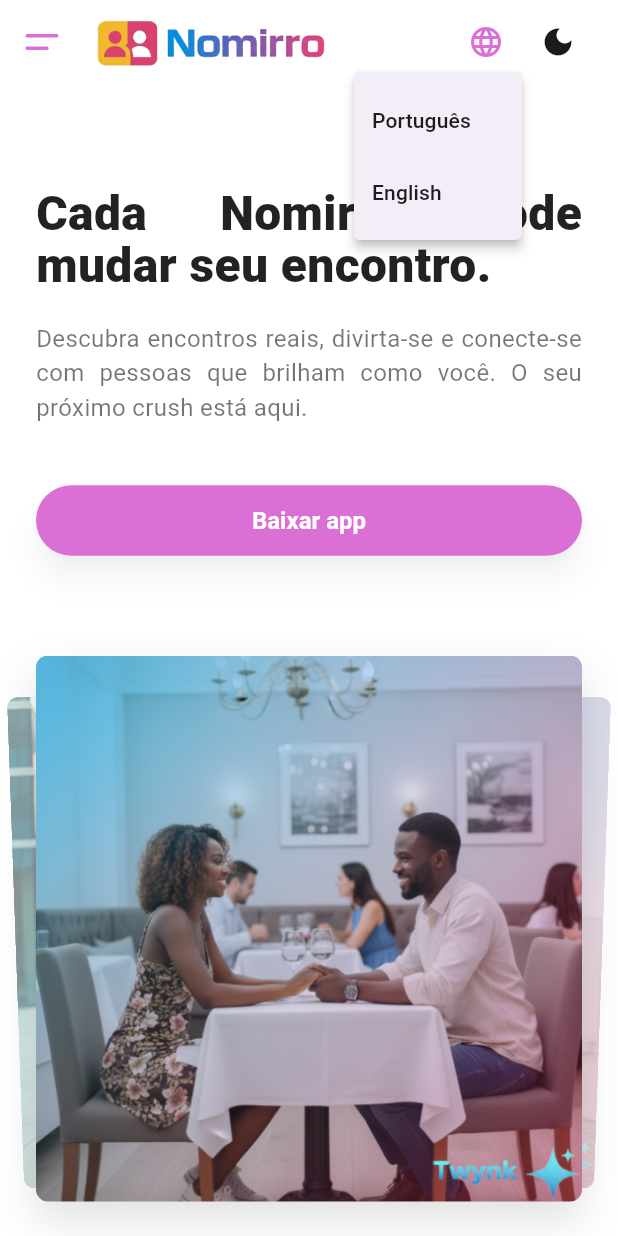
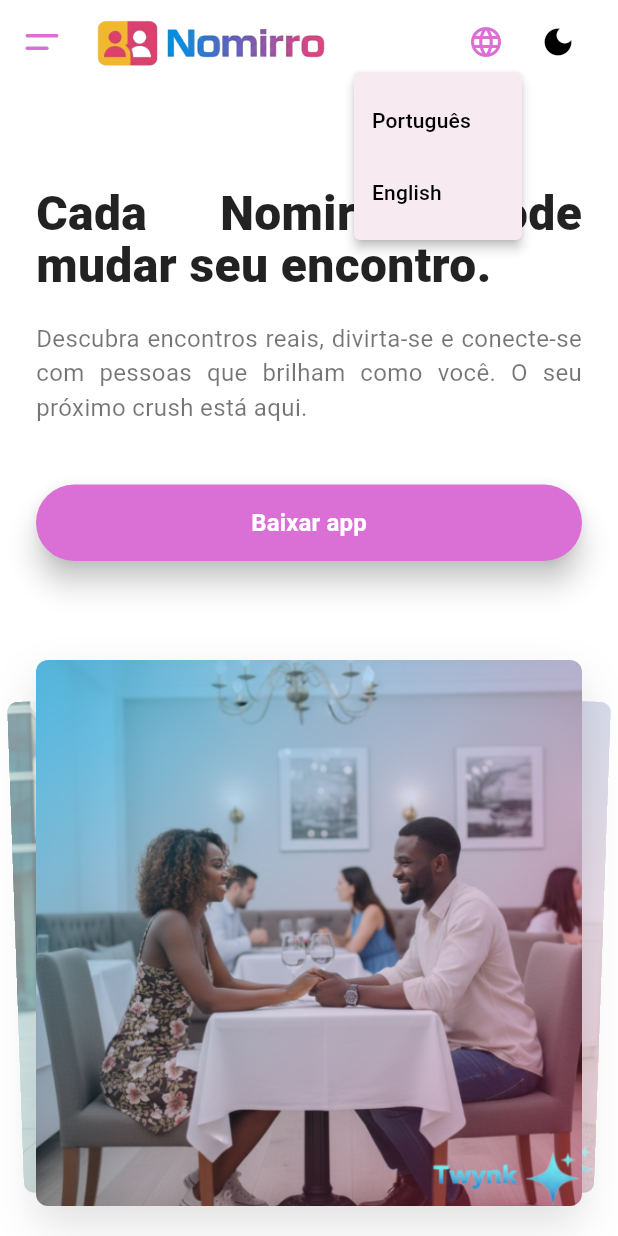
Before and after one commit to vasconcelosmomad/Twynk, a Flutter app: the screen it shows after launch, after a tap on the "language" icon, on a phone screen of 412 x 824 dp. Run offline on Flutter 3.47's test engine with Material 3 defaults, Android fonts, the phone set to English and light mode, and no system bars; our stand-ins replace dio, flex_color_scheme, google_fonts, image_picker, shared_preferences, video_player.

Commit message:
auto: 2 added 6 modified

```diff
--- a/twynk_frontend/lib/pages/welcome.dart
+++ b/twynk_frontend/lib/pages/welcome.dart
@@ -370,6 +370,7 @@ class _NomirroLandingPageState extends State<NomirroLandingPage> {
     final bool isMobile = screenWidth < 600;
 
     final Color headerBg = Theme.of(context).scaffoldBackgroundColor;
+    final ColorScheme colorScheme = Theme.of(context).colorScheme;
     return Theme(
       data: Theme.of(context).copyWith(
         scaffoldBackgroundColor: headerBg,
@@ -382,7 +383,7 @@ class _NomirroLandingPageState extends State<NomirroLandingPage> {
           surfaceTintColor: Colors.transparent,
           elevation: 0,
           titleTextStyle: TextStyle(color: isDark ? Colors.white : Colors.black, fontSize: 20, fontWeight: FontWeight.bold),
-          iconTheme: const IconThemeData(color: NomirroColors.primary),
+          iconTheme: IconThemeData(color: colorScheme.primary),
         ),
       ),
       child: Scaffold(
@@ -454,8 +455,8 @@ class _NomirroLandingPageState extends State<NomirroLandingPage> {
                 }
               },
               mini: isMobile,
-              backgroundColor: NomirroColors.primary,
-              foregroundColor: Colors.white,
+              backgroundColor: Theme.of(context).colorScheme.primary,
+              foregroundColor: Theme.of(context).colorScheme.onPrimary,
               child: const Icon(Icons.arrow_upward),
             ),
           ),
@@ -536,6 +537,7 @@ class _NomirroAppBar extends StatelessWidget {
 
   List<Widget> _buildDesktopNav(BuildContext context) {
     final loc = AppLocalizations.of(context)!;
+    final ColorScheme colorScheme = Theme.of(context).colorScheme;
     return [
       TextButton(
         onPressed: () => scrollToSection(aboutKey),
@@ -586,9 +588,12 @@ class _NomirroAppBar extends StatelessWidget {
         child: ElevatedButton(
           onPressed: () => scrollToSection(downloadKey),
           style: ElevatedButton.styleFrom(
-            backgroundColor: NomirroColors.primary,
-            foregroundColor: Colors.white,
-            shape: RoundedRectangleBorder(borderRadius: BorderRadius.circular(30), side: const BorderSide(color: NomirroColors.primary, width: 1.5)),
+            backgroundColor: colorScheme.primary,
+            foregroundColor: colorScheme.onPrimary,
+            shape: RoundedRectangleBorder(
+              borderRadius: BorderRadius.circular(30),
+              side: BorderSide(color: colorScheme.primary, width: 1.5),
+            ),
             elevation: 4,
           ),
           child: Text(
@@ -627,7 +632,7 @@ class _NomirroAppBar extends StatelessWidget {
     return IconButton(
       icon: Icon(
         isDark ? Icons.light_mode : Icons.dark_mode,
-        color: isDark ? Colors.white : NomirroColors.textDark,
+        color: Theme.of(context).colorScheme.onSurface,
       ),
       onPressed: () => onThemeToggle(!isDark),
       tooltip: isDark ? 'Alternar para Tema Claro' : 'Alternar para Tema Escuro',
@@ -728,6 +733,7 @@ class _NomirroDrawer extends StatelessWidget {
   }
 
   Widget _buildDrawerItem(BuildContext context, String title, GlobalKey? key, {bool isPrimary = false, required IconData icon}) {
+    final ColorScheme colorScheme = Theme.of(context).colorScheme;
     return Padding(
       padding: const EdgeInsets.symmetric(vertical: 1.0),
       child: ListTile(
@@ -736,14 +742,14 @@ class _NomirroDrawer extends StatelessWidget {
         visualDensity: const VisualDensity(horizontal: 0, vertical: -3),
         leading: Icon(
           icon,
-          color: isPrimary ? NomirroColors.primary : (isDark ? Colors.white70 : Colors.black54),
+          color: isPrimary ? colorScheme.primary : (isDark ? Colors.white70 : Colors.black54),
         ),
         title: Text(
           title,
           style: TextStyle(
             fontSize: 16,
             fontWeight: FontWeight.normal,
-            color: isPrimary ? NomirroColors.primary : (isDark ? Colors.white : Colors.black87),
+            color: isPrimary ? colorScheme.primary : (isDark ? Colors.white : Colors.black87),
           ),
         ),
         onTap: () {
@@ -897,6 +903,7 @@ class _HeroSectionState extends State<_HeroSection> with SingleTickerProviderSta
     final bool isMobile = w <= 600;
     final TextAlign titleAlign = isMobile ? TextAlign.justify : textAlign;
     final loc = AppLocalizations.of(context)!;
+    final ColorScheme colorScheme = Theme.of(context).colorScheme;
     final String titleText = loc.heroTitle;
     final String subtitleText = loc.heroSubtitle;
     final String ctaText = loc.heroCta;
@@ -935,8 +942,8 @@ class _HeroSectionState extends State<_HeroSection> with SingleTickerProviderSta
                 child: ElevatedButton(
                   onPressed: () { /* Baixar Agora */ },
                   style: ElevatedButton.styleFrom(
-                    backgroundColor: NomirroColors.primary,
-                    foregroundColor: Colors.white,
+                    backgroundColor: colorScheme.primary,
+                    foregroundColor: colorScheme.onPrimary,
                     padding: const EdgeInsets.symmetric(horizontal: 20, vertical: 14),
                     shape: RoundedRectangleBorder(borderRadius: BorderRadius.circular(30)),
                     elevation: 8,
@@ -959,8 +966,8 @@ class _HeroSectionState extends State<_HeroSection> with SingleTickerProviderSta
               ElevatedButton(
                 onPressed: () { /* Baixar Agora */ },
                 style: ElevatedButton.styleFrom(
-                  backgroundColor: NomirroColors.primary,
-                  foregroundColor: Colors.white,
+                  backgroundColor: colorScheme.primary,
+                  foregroundColor: colorScheme.onPrimary,
                   padding: const EdgeInsets.symmetric(horizontal: 40, vertical: 18),
                   shape: RoundedRectangleBorder(borderRadius: BorderRadius.circular(30)),
                   elevation: 10,
@@ -1190,8 +1197,6 @@ class _AboutSection extends StatelessWidget {
       ),
     );
   }
-
-
 }
 
 class _AboutItem extends StatefulWidget {
@@ -1230,13 +1235,13 @@ class _AboutItemState extends State<_AboutItem> {
           decoration: BoxDecoration(
             borderRadius: BorderRadius.circular(16),
             border: Border.all(
-              color: NomirroColors.primary,
+              color: Theme.of(context).colorScheme.primary,
               width: _hover ? 2.0 : 1.0,
             ),
             boxShadow: _hover
                 ? [
                     BoxShadow(
-                      color: NomirroColors.primary.withAlpha(38),
+                      color: Theme.of(context).colorScheme.primary.withAlpha(38),
                       blurRadius: 18,
                       spreadRadius: 0,
                       offset: const Offset(0, 10),
@@ -1256,7 +1261,7 @@ class _AboutItemState extends State<_AboutItem> {
                   border: Border.all(color: NomirroColors.accentDark.withAlpha(128), width: 1.5),
                 ),
                 alignment: Alignment.center,
-                child: Icon(widget.icon, color: NomirroColors.accentDark, size: 24),
+                child: Icon(widget.icon, color: Theme.of(context).colorScheme.secondary, size: 24),
               ),
               const SizedBox(width: 16),
               Expanded(
@@ -1320,13 +1325,13 @@ class _AboutItemPremiumState extends State<_AboutItemPremium> {
           decoration: BoxDecoration(
             borderRadius: BorderRadius.circular(16),
             border: Border.all(
-              color: NomirroColors.primary,
+              color: Theme.of(context).colorScheme.primary,
               width: _hover ? 2.0 : 1.0,
             ),
             boxShadow: _hover
                 ? [
                     BoxShadow(
-                      color: NomirroColors.primary.withAlpha(38),
+                      color: Theme.of(context).colorScheme.primary.withAlpha(38),
                       blurRadius: 18,
                       spreadRadius: 0,
                       offset: const Offset(0, 10),
@@ -1632,13 +1637,13 @@ class _HowItWorksStepState extends State<_HowItWorksStep> {
           decoration: BoxDecoration(
             borderRadius: BorderRadius.circular(16),
             border: Border.all(
-              color: NomirroColors.primary,
+              color: Theme.of(context).colorScheme.primary,
               width: _hover ? 2.0 : 1.0,
             ),
             boxShadow: _hover
                 ? [
                     BoxShadow(
-                      color: NomirroColors.primary.withAlpha(38),
+                      color: Theme.of(context).colorScheme.primary.withAlpha(38),
                       blurRadius: 18,
                       spreadRadius: 0,
                       offset: const Offset(0, 10),
@@ -1653,12 +1658,12 @@ class _HowItWorksStepState extends State<_HowItWorksStep> {
                 width: 60,
                 height: 60,
                 decoration: BoxDecoration(
-                  color: NomirroColors.primary.withAlpha(25),
+                color: Theme.of(context).colorScheme.primary.withAlpha(25),
                   borderRadius: BorderRadius.circular(12),
-                  border: Border.all(color: NomirroColors.primary.withAlpha(128), width: 1.5),
+                  border: Border.all(color: Theme.of(context).colorScheme.primary.withAlpha(128), width: 1.5),
                 ),
                 alignment: Alignment.center,
-                child: Icon(widget.icon, color: NomirroColors.primary, size: 32),
+                child: Icon(widget.icon, color: Theme.of(context).colorScheme.primary, size: 32),
               ),
               const SizedBox(height: 24),
               Text(
@@ -1834,13 +1839,13 @@ class _FeatureCardState extends State<_FeatureCard> {
             decoration: BoxDecoration(
               borderRadius: BorderRadius.circular(20),
               border: Border.all(
-                color: NomirroColors.primary,
+                color: Theme.of(context).colorScheme.primary,
                 width: _hover ? 2.0 : 1.0,
               ),
               boxShadow: _hover
                   ? [
                       BoxShadow(
-                        color: NomirroColors.primary.withAlpha(isDark ? 51 : 38),
+                        color: Theme.of(context).colorScheme.primary.withAlpha(isDark ? 51 : 38),
                         blurRadius: 20,
                         spreadRadius: 0,
                         offset: const Offset(0, 10),
@@ -1852,7 +1857,7 @@ class _FeatureCardState extends State<_FeatureCard> {
               mainAxisAlignment: MainAxisAlignment.start,
               crossAxisAlignment: CrossAxisAlignment.start,
               children: [
-                Icon(widget.icon, color: NomirroColors.accentDark, size: 28),
+                Icon(widget.icon, color: Theme.of(context).colorScheme.secondary, size: 28),
                 const SizedBox(height: 8),
                 Text(
                   widget.title,
@@ -1900,6 +1905,7 @@ class _DownloadSection extends StatelessWidget {
   @override
   Widget build(BuildContext context) {
     final loc = AppLocalizations.of(context)!;
+    final ColorScheme colorScheme = Theme.of(context).colorScheme;
     return Container(
       decoration: BoxDecoration(
         color: sectionBg,
@@ -1936,16 +1942,16 @@ class _DownloadSection extends StatelessWidget {
                   _StoreButton(
                     assetIconPath: 'assets/icons/app_store.png',
                     text: loc.ctaAppStore,
-                    backgroundColor: NomirroColors.primary,
-                    textColor: Colors.white,
+                    backgroundColor: colorScheme.primary,
+                    textColor: colorScheme.onPrimary,
                     onPressed: () { /* Link App Store */ },
                   ),
                   const SizedBox(width: 12),
                   _StoreButton(
                     assetIconPath: 'assets/icons/play_store.png',
                     text: loc.ctaPlayStore,
-                    backgroundColor: NomirroColors.primary,
-                    textColor: Colors.white,
+                    backgroundColor: colorScheme.primary,
+                    textColor: colorScheme.onPrimary,
                     onPressed: () { /* Link Google Play */ },
                   ),
                 ];
@@ -2159,7 +2165,7 @@ class _FooterLinkState extends State<_FooterLink> {
           duration: const Duration(milliseconds: 200),
           style: TextStyle(
             color: _isHovered
-                ? NomirroColors.primary
+                ? Theme.of(context).colorScheme.primary
                 : (widget.isDark ? Colors.white70 : Colors.black54),
             fontSize: 14,
             fontWeight: FontWeight.normal,
--- a/twynk_frontend/lib/themes/default_dark.dart
+++ b/twynk_frontend/lib/themes/default_dark.dart
@@ -1,6 +1,5 @@
 import 'package:flutter/material.dart';
-import 'package:google_fonts/google_fonts.dart';
-import 'nomirro_colors.dart';
+import 'app_theme.dart';
 
 class DefaultDark {
   static const Color bg = Color(0xFF1E1E1E);
@@ -14,60 +13,4 @@ class DefaultDark {
   static const Color accent = Color(0xFF2EA9E0);
 }
 
-final ThemeData defaultDarkTheme = ThemeData(
-  brightness: Brightness.dark,
-  scaffoldBackgroundColor: DefaultDark.bg,
-  primaryColor: DefaultDark.blue,
-  canvasColor: DefaultDark.editor,
-  cardColor: DefaultDark.sidebar,
-  fontFamily: GoogleFonts.roboto().fontFamily,
-
-  textTheme: GoogleFonts.robotoTextTheme().copyWith(
-    bodyMedium: TextStyle(color: DefaultDark.text),
-    bodyLarge: TextStyle(color: DefaultDark.text),
-    titleLarge: TextStyle(color: DefaultDark.blue, fontWeight: FontWeight.bold),
-  ),
-
-  appBarTheme: const AppBarTheme(
-    backgroundColor: DefaultDark.sidebar,
-    foregroundColor: DefaultDark.text,
-    elevation: 4,
-    shadowColor: Colors.black54,
-  ),
-
-  iconTheme: const IconThemeData(color: DefaultDark.blue),
-
-  inputDecorationTheme: InputDecorationTheme(
-    filled: true,
-    fillColor: DefaultDark.sidebar.withValues(alpha: 0.9),
-    hintStyle: const TextStyle(color: DefaultDark.comment),
-    border: OutlineInputBorder(
-      borderSide: const BorderSide(color: DefaultDark.blue),
-      borderRadius: BorderRadius.all(Radius.circular(12)),
-    ),
-  ),
-
-  elevatedButtonTheme: ElevatedButtonThemeData(
-    style: ElevatedButton.styleFrom(
-      backgroundColor: NomirroColors.primary,
-      foregroundColor: DefaultDark.text,
-      padding: const EdgeInsets.symmetric(vertical: 14, horizontal: 24),
-      shape: RoundedRectangleBorder(borderRadius: BorderRadius.circular(12)),
-      elevation: 6,
-      shadowColor: Colors.black87,
-      textStyle: const TextStyle(fontWeight: FontWeight.bold),
-    ),
-  ),
-
-  cardTheme: CardThemeData(
-    color: DefaultDark.sidebar,
-    elevation: 8,
-    shadowColor: Colors.black54,
-    shape: RoundedRectangleBorder(borderRadius: BorderRadius.circular(16)),
-  ),
-
-  floatingActionButtonTheme: const FloatingActionButtonThemeData(
-    backgroundColor: DefaultDark.accent,
-    elevation: 8,
-  ),
-);
+final ThemeData defaultDarkTheme = AppTheme.dark;
--- a/twynk_frontend/lib/themes/default_light.dart
+++ b/twynk_frontend/lib/themes/default_light.dart
@@ -1,6 +1,5 @@
 import 'package:flutter/material.dart';
-import 'package:google_fonts/google_fonts.dart';
-import 'nomirro_colors.dart';
+import 'app_theme.dart';
 
 class DefaultLight {
   static const Color bg = Color(0xFFFFFFFF);
@@ -14,54 +13,4 @@ class DefaultLight {
   static const Color accent = Color(0xFF2ea9e0);
 }
 
-ThemeData defaultLightTheme = ThemeData(
-  brightness: Brightness.light,
-  scaffoldBackgroundColor: DefaultLight.bg,
-  primaryColor: NomirroColors.primary,
-  cardColor: DefaultLight.sidebar,
-  canvasColor: DefaultLight.editor,
-  fontFamily: 'Roboto',
-  textTheme: GoogleFonts.robotoTextTheme(
-    const TextTheme(
-      bodyMedium: TextStyle(color: DefaultLight.text),
-      bodyLarge: TextStyle(color: DefaultLight.text),
-      titleLarge: TextStyle(color: DefaultLight.blue, fontWeight: FontWeight.bold),
-    ),
-  ),
-  appBarTheme: const AppBarTheme(
-    backgroundColor: DefaultLight.sidebar,
-    foregroundColor: DefaultLight.text,
-    elevation: 4,
-    shadowColor: Colors.black26,
-  ),
-  iconTheme: const IconThemeData(color: DefaultLight.blue),
-  inputDecorationTheme: InputDecorationTheme(
-    filled: true,
-    fillColor: DefaultLight.sidebar.withValues(alpha: 0.9),
-    hintStyle: const TextStyle(color: DefaultLight.comment),
-    border: OutlineInputBorder(
-      borderSide: const BorderSide(color: DefaultLight.blue),
-      borderRadius: BorderRadius.circular(12),
-    ),
-  ),
-  elevatedButtonTheme: ElevatedButtonThemeData(
-    style: ElevatedButton.styleFrom(
-      backgroundColor: NomirroColors.primary,
-      padding: const EdgeInsets.symmetric(vertical: 14, horizontal: 24),
-      shape: RoundedRectangleBorder(borderRadius: BorderRadius.circular(12)),
-      elevation: 6,
-      shadowColor: Colors.black26,
-      textStyle: const TextStyle(fontWeight: FontWeight.bold, color: DefaultLight.text),
-    ),
-  ),
-  cardTheme: CardThemeData(
-    color: DefaultLight.sidebar,
-    elevation: 8,
-    shadowColor: Colors.black26,
-    shape: RoundedRectangleBorder(borderRadius: BorderRadius.circular(16)),
-  ),
-  floatingActionButtonTheme: const FloatingActionButtonThemeData(
-    backgroundColor: DefaultLight.accent,
-    elevation: 8,
-  ),
-);
+ThemeData defaultLightTheme = AppTheme.light;
--- a/twynk_frontend/pubspec.yaml
+++ b/twynk_frontend/pubspec.yaml
@@ -38,6 +38,7 @@ dependencies:
   # Use with the CupertinoIcons class for iOS style icons.
   cupertino_icons: ^1.0.8
   google_fonts: ^6.2.1
+  flex_color_scheme: ^8.3.1
   dio: ^5.7.0
   font_awesome_flutter: ^10.7.0
   flutter_hooks: ^0.20.5
```
Also changed, not shown: twynk_frontend/lib/themes/app_theme.dart (added, +31 -0 lines), twynk_frontend/lib/themes/nomirro_colors.dart (+23 -2 lines), twynk_frontend/lib/themes/nomirro_flex_scheme.dart (added, +28 -0 lines), twynk_frontend/pubspec.lock.
